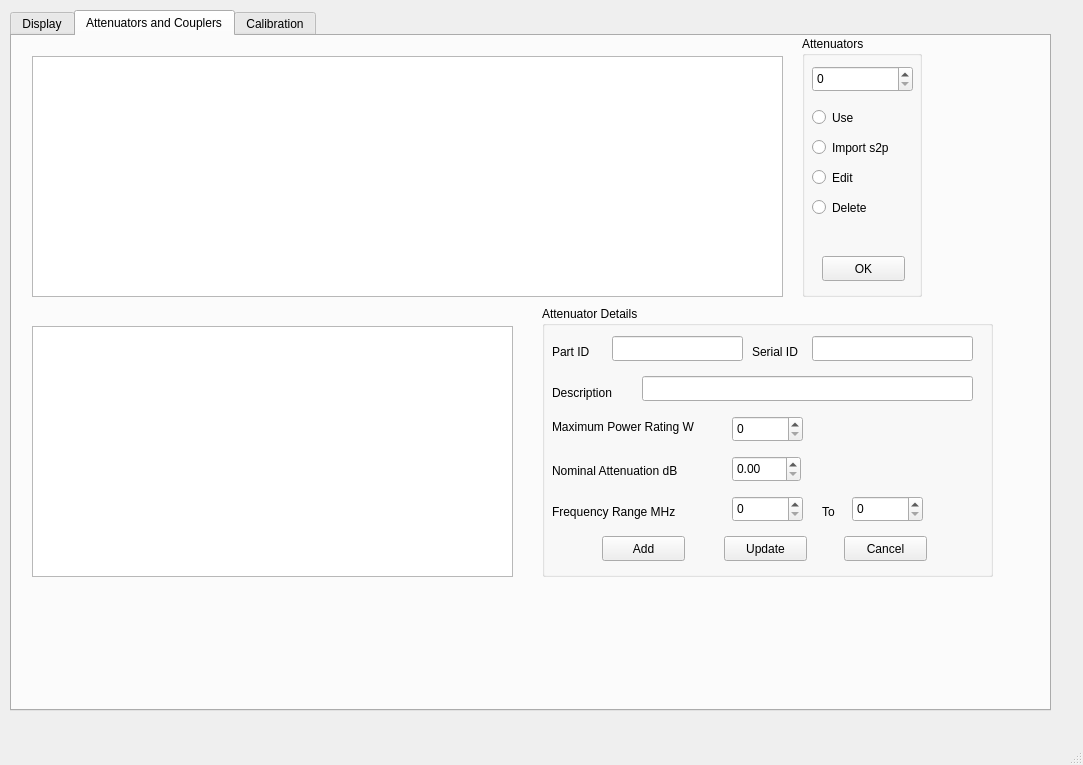
Before: the Qt Designer form powerMeter.ui in g4ixt/RFPowerMeter, drawn with Qt 5.
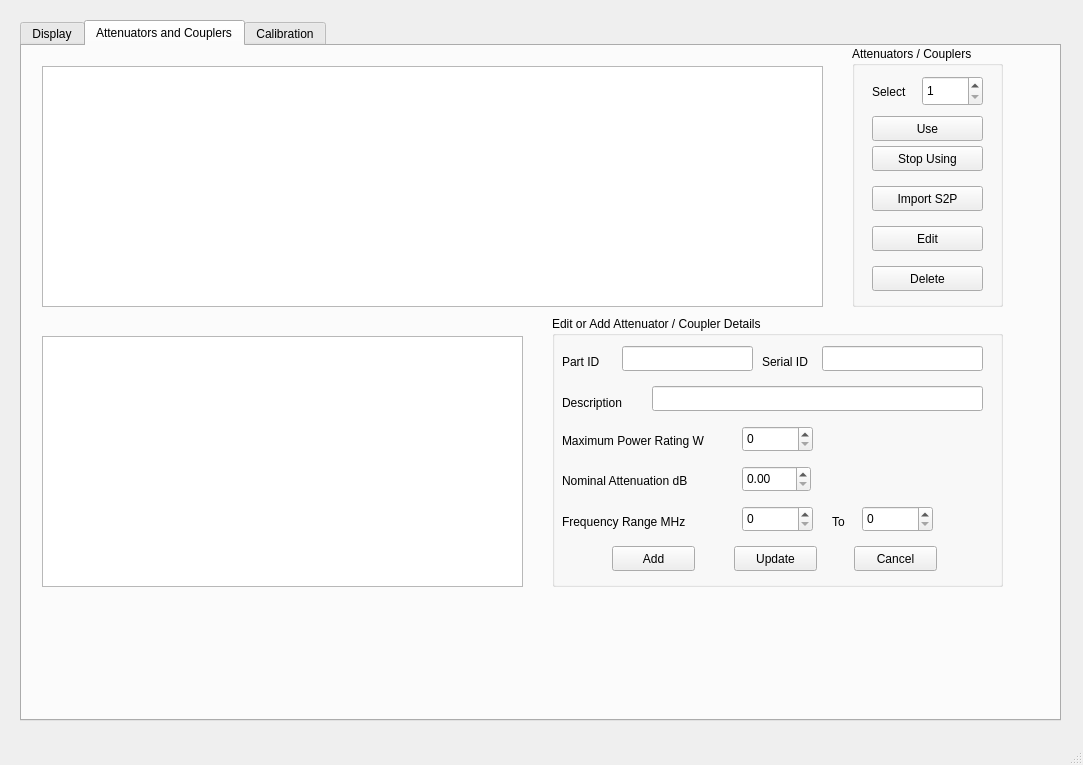
After: the same form once the commit is applied. Custom widgets are drawn as their Qt base class.

Patch:
```diff
--- a/powerMeter.ui
+++ b/powerMeter.ui
@@ -17,8 +17,8 @@
    <widget class="QTabWidget" name="tabWidget">
     <property name="geometry">
      <rect>
-      <x>10</x>
-      <y>10</y>
+      <x>20</x>
+      <y>20</y>
       <width>1041</width>
       <height>701</height>
      </rect>
@@ -365,100 +365,119 @@
      <widget class="QGroupBox" name="groupBox">
       <property name="geometry">
        <rect>
-        <x>790</x>
+        <x>830</x>
         <y>0</y>
-        <width>120</width>
+        <width>151</width>
         <height>261</height>
        </rect>
       </property>
       <property name="title">
-       <string>Attenuators</string>
+       <string>Attenuators / Couplers</string>
       </property>
-      <widget class="QPushButton" name="okButton">
-       <property name="geometry">
-        <rect>
-         <x>20</x>
-         <y>220</y>
-         <width>83</width>
-         <height>25</height>
-        </rect>
-       </property>
-       <property name="text">
-        <string>OK</string>
-       </property>
-      </widget>
-      <widget class="QRadioButton" name="importButton">
-       <property name="geometry">
-        <rect>
-         <x>10</x>
-         <y>100</y>
-         <width>106</width>
-         <height>23</height>
-        </rect>
-       </property>
-       <property name="text">
-        <string>Import s2p</string>
-       </property>
-      </widget>
-      <widget class="QRadioButton" name="deleteButton">
-       <property name="geometry">
-        <rect>
-         <x>10</x>
-         <y>160</y>
-         <width>106</width>
-         <height>23</height>
-        </rect>
-       </property>
-       <property name="text">
-        <string>Delete</string>
-       </property>
-      </widget>
-      <widget class="QRadioButton" name="useButton">
-       <property name="geometry">
-        <rect>
-         <x>10</x>
-         <y>70</y>
-         <width>106</width>
-         <height>23</height>
-        </rect>
-       </property>
-       <property name="text">
-        <string>Use</string>
-       </property>
-      </widget>
       <widget class="QSpinBox" name="AttenIDspin">
        <property name="geometry">
         <rect>
-         <x>10</x>
+         <x>70</x>
          <y>30</y>
-         <width>101</width>
-         <height>26</height>
+         <width>61</width>
+         <height>30</height>
         </rect>
        </property>
+       <property name="minimum">
+        <number>1</number>
+       </property>
       </widget>
-      <widget class="QRadioButton" name="editButton">
+      <widget class="QLabel" name="label_11">
        <property name="geometry">
         <rect>
-         <x>10</x>
-         <y>130</y>
-         <width>106</width>
-         <height>23</height>
+         <x>20</x>
+         <y>30</y>
+         <width>62</width>
+         <height>31</height>
+        </rect>
+       </property>
+       <property name="text">
+        <string>Select</string>
+       </property>
+      </widget>
+      <widget class="QPushButton" name="useButton">
+       <property name="geometry">
+        <rect>
+         <x>20</x>
+         <y>70</y>
+         <width>111</width>
+         <height>25</height>
+        </rect>
+       </property>
+       <property name="text">
+        <string>Use</string>
+       </property>
+      </widget>
+      <widget class="QPushButton" name="unuseButton">
+       <property name="geometry">
+        <rect>
+         <x>20</x>
+         <y>100</y>
+         <width>111</width>
+         <height>25</height>
+        </rect>
+       </property>
+       <property name="text">
+        <string>Stop Using</string>
+       </property>
+      </widget>
+      <widget class="QPushButton" name="importButton">
+       <property name="geometry">
+        <rect>
+         <x>20</x>
+         <y>140</y>
+         <width>111</width>
+         <height>25</height>
+        </rect>
+       </property>
+       <property name="text">
+        <string>Import S2P</string>
+       </property>
+      </widget>
+      <widget class="QPushButton" name="editButton">
+       <property name="geometry">
+        <rect>
+         <x>20</x>
+         <y>180</y>
+         <width>111</width>
+         <height>25</height>
         </rect>
        </property>
        <property name="text">
         <string>Edit</string>
        </property>
       </widget>
+      <widget class="QPushButton" name="deleteButton">
+       <property name="geometry">
+        <rect>
+         <x>20</x>
+         <y>220</y>
+         <width>111</width>
+         <height>25</height>
+        </rect>
+       </property>
+       <property name="text">
+        <string>Delete</string>
+       </property>
+      </widget>
      </widget>
      <widget class="QTableView" name="browseDevices">
       <property name="geometry">
        <rect>
         <x>20</x>
         <y>20</y>
-        <width>751</width>
+        <width>781</width>
         <height>241</height>
        </rect>
       </property>
+      <attribute name="verticalHeaderVisible">
+       <bool>false</bool>
+      </attribute>
      </widget>
      <widget class="QTableWidget" name="attenParameters">
       <property name="geometry">
@@ -483,7 +502,7 @@
        </rect>
       </property>
       <property name="title">
-       <string>Attenuator Details</string>
+       <string>Edit or Add Attenuator / Coupler Details</string>
       </property>
       <widget class="QLineEdit" name="Description">
        <property name="geometry">
@@ -613,7 +632,7 @@
          <x>10</x>
          <y>110</y>
          <width>181</width>
-         <height>21</height>
+         <height>30</height>
         </rect>
        </property>
        <property name="text">
```
